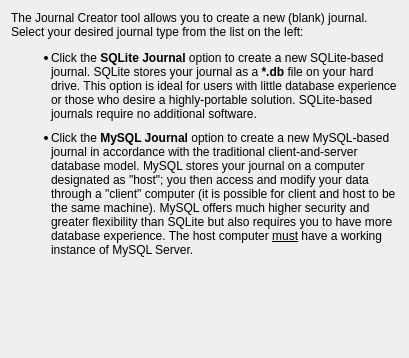
Above: ui/journalcreatorcoverpage.ui from pwizard2/robojournal before the change. Below: the same form after it.
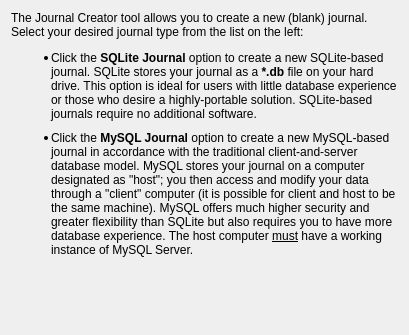
That is the form after the change.

Diff of the .ui file:
```diff
--- a/ui/journalcreatorcoverpage.ui
+++ b/ui/journalcreatorcoverpage.ui
@@ -7,7 +7,7 @@
     <x>0</x>
     <y>0</y>
     <width>409</width>
-    <height>358</height>
+    <height>335</height>
    </rect>
   </property>
   <property name="windowTitle">
```
